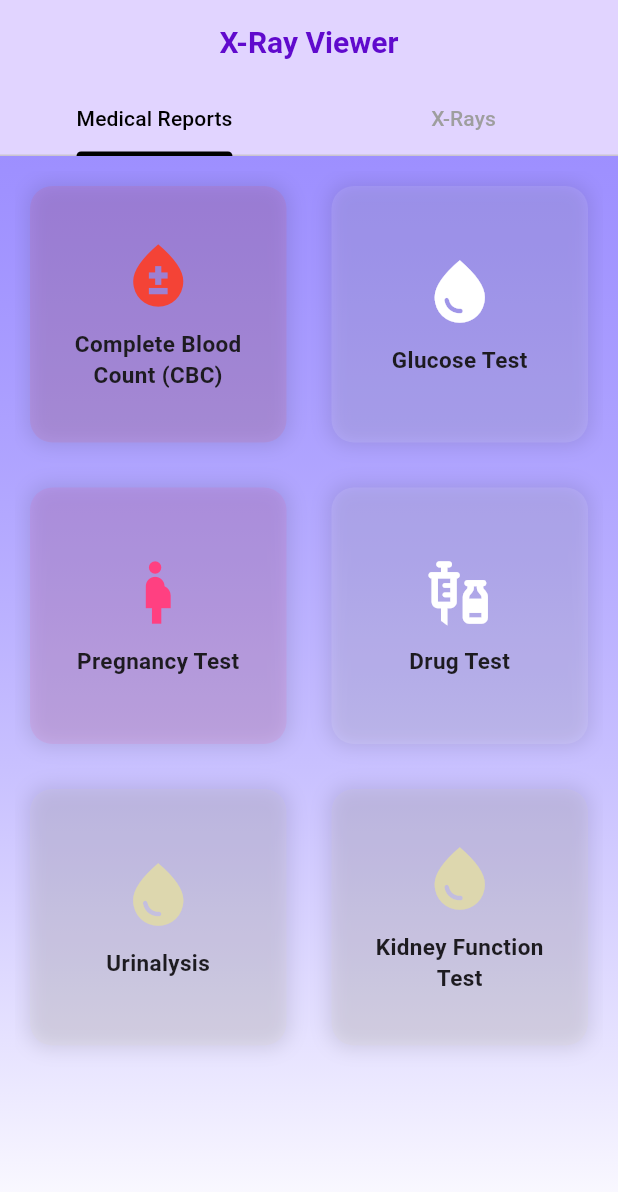
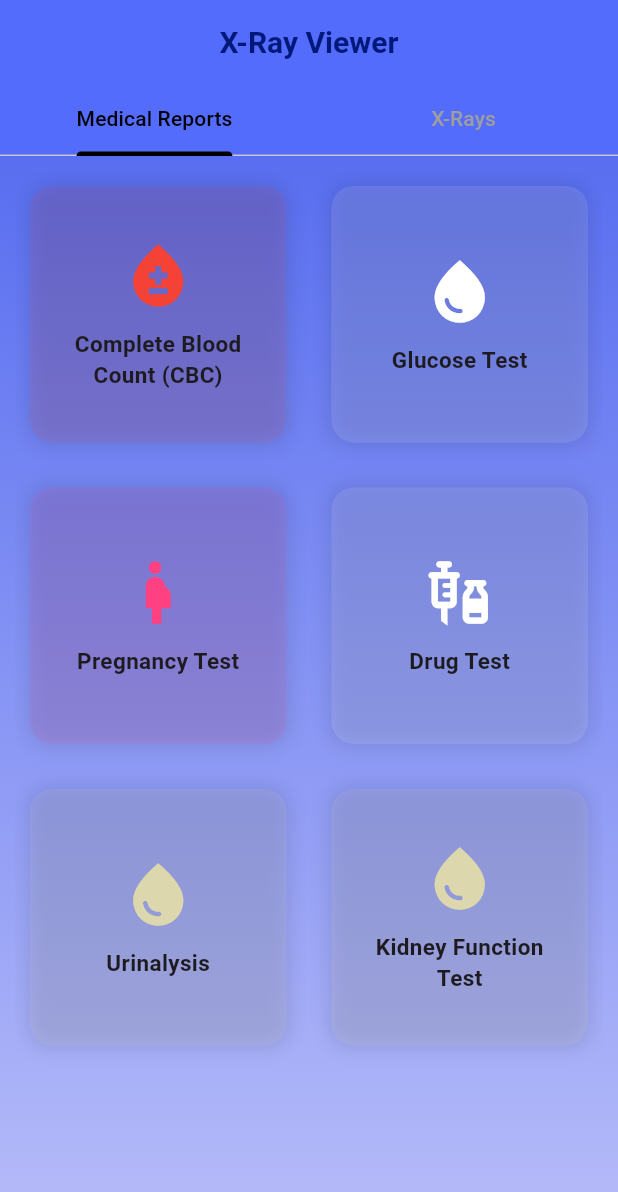
Before and after one commit to beroberoro/project, a Flutter app: the screen it shows after launch, on a phone screen of 412 x 824 dp. Shown: the top 1192 px of the screen. Run offline on Flutter 3.47's test engine with Material 3 defaults, Android fonts, the phone set to English and light mode, and no system bars.

Commit message:
Second version from the project.

```diff
--- a/lib/main.dart
+++ b/lib/main.dart
@@ -16,14 +16,14 @@ class MyApp extends StatelessWidget {
         child: Scaffold(
           appBar: AppBar(
             elevation: 0,
-            backgroundColor: const Color(0xA89D84FF).withOpacity(0.3),
+            backgroundColor: const Color(0xA82949FA).withOpacity(0.8),
             centerTitle: true,
             title: const Text(
               "X-Ray Viewer",
               style: TextStyle(
                 fontWeight: FontWeight.bold,
                 fontSize: 20,
-                color: Color(0xFF600ACD),
+                color: Color(0xFF00187A),
               ),
             ),
             bottom: const TabBar(
@@ -42,8 +42,8 @@ class MyApp extends StatelessWidget {
                 begin: Alignment.topCenter,
                 end: Alignment.bottomCenter,
                 colors: [
-                  const Color(0xFF5D4AFF).withOpacity(0.6),
-                  Colors.white.withOpacity(0.9),
+                  const Color(0xFF1234EA).withOpacity(0.7),
+                  Color(0xFF1234EA).withOpacity(0.3),
                 ],
               ),
             ),
```
